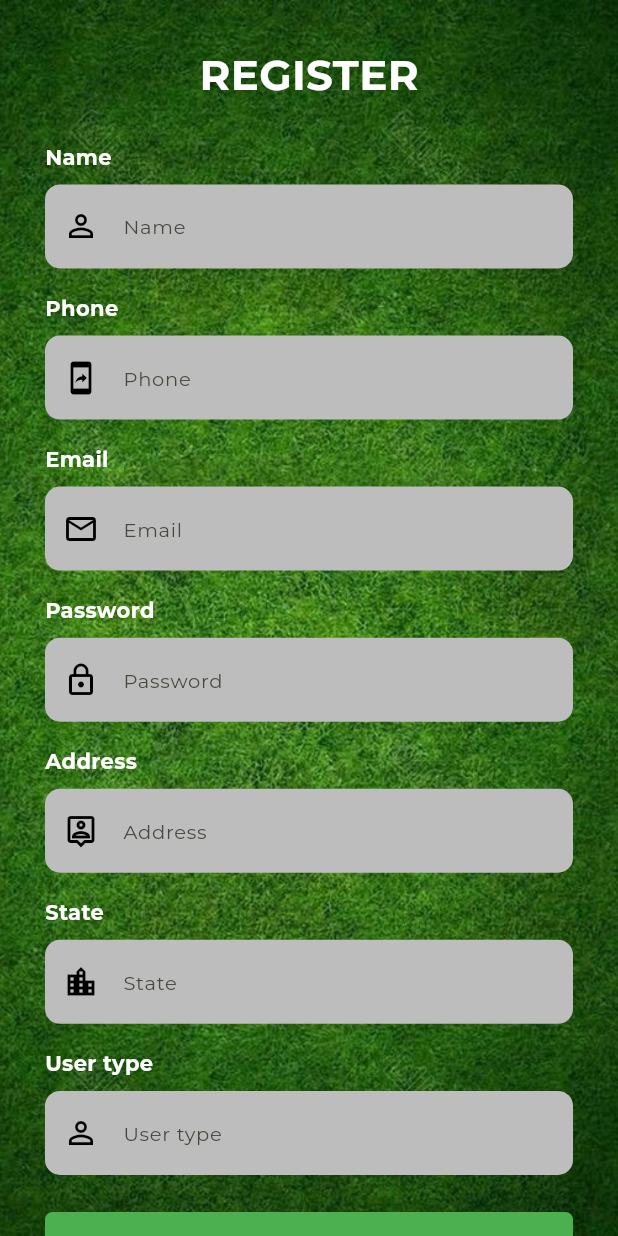
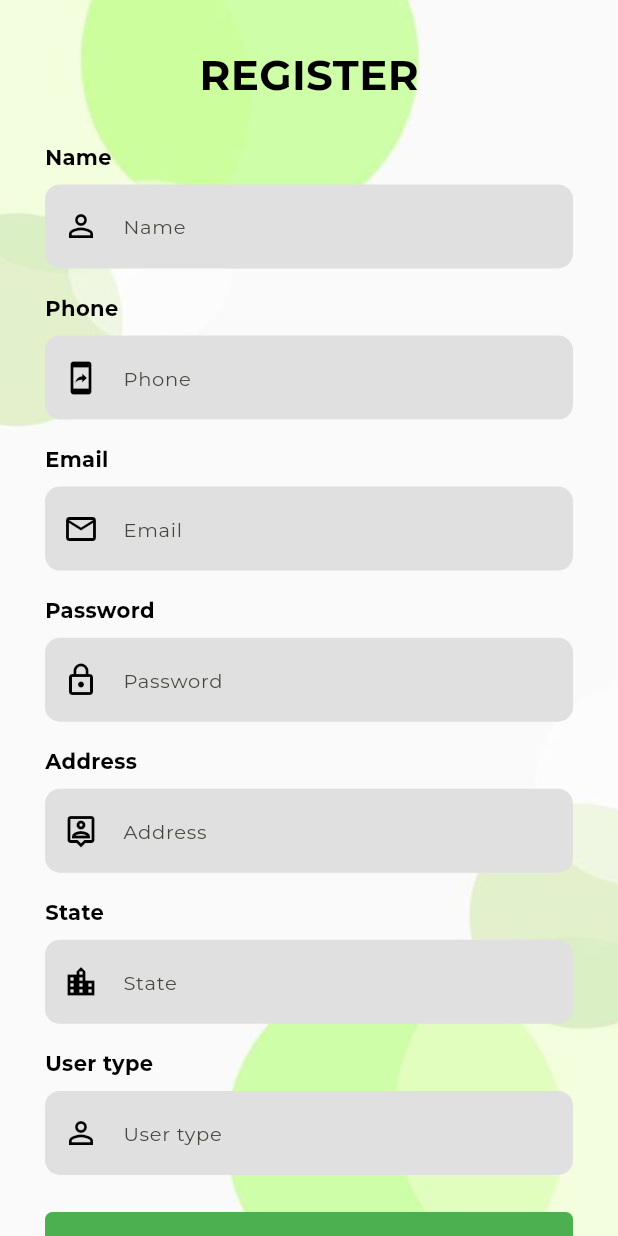
Before and after one commit to vishalseedor/local_famers_market, a Flutter app: the screen it shows after launch, after a tap on "Register", on a phone screen of 412 x 824 dp. Run offline on Flutter 3.47's test engine with Material 3 defaults, Android fonts, the light colour scheme and no system bars; our stand-ins replace animate_do, flutter_iconly, flutter_image_slideshow, get_storage, google_fonts, image_picker; missing offline and left inert: razorpay_flutter; accounts and stored records are empty; network calls fail.

Commit message:
new change

```diff
--- a/lib/screens/CartProvider/allcartwidget.dart
+++ b/lib/screens/CartProvider/allcartwidget.dart
@@ -68,6 +68,7 @@ class _AllCartWidgetState extends State<AllCartWidget> {
                     height: 70,
                     width: 70,
                   ),
+
                   Text(
                     widget.name,
                     style: const TextStyle(
@@ -75,10 +76,7 @@ class _AllCartWidgetState extends State<AllCartWidget> {
                     ),
                     maxLines: 2,
                   ),
-                  // Text(
-                  //   '${widget.quantity} pcs',
-                  //   style: const TextStyle(color: Colors.grey),
-                  // ),
+
 
                   Container(
                     height: 35,
--- a/lib/screens/CartScreen/globalsnackbar.dart
+++ b/lib/screens/CartScreen/globalsnackbar.dart
@@ -61,7 +61,7 @@ class ProductSnackBar {
       margin: const EdgeInsets.all(10),
       shape: RoundedRectangleBorder(borderRadius: BorderRadius.circular(10)),
       backgroundColor: greencolor,
-      duration: const Duration(milliseconds:4000),
+      duration: const Duration(milliseconds:1500),
       behavior: SnackBarBehavior.floating,
       // action: SnackBarAction(
       //   textColor: CustomColor.whitecolor,
--- a/lib/screens/LoginScreen/loginscreen.dart
+++ b/lib/screens/LoginScreen/loginscreen.dart
@@ -116,7 +116,7 @@ class _LoginScreenState extends State<LoginScreen> {
           body: Container(
             decoration: const BoxDecoration(
                 image: DecorationImage(
-                    image: AssetImage('assets/blurimage.jpg'),
+                    image: AssetImage('assets/bg.jpg'),
                     fit: BoxFit.cover)),
             child: Center(
               child: SingleChildScrollView(
@@ -141,7 +141,7 @@ class _LoginScreenState extends State<LoginScreen> {
                             style: TextStyle(
                                 fontSize: 28,
                                 fontWeight: FontWeight.bold,
-                                color: Colors.white),
+                                color: Colors.black),
                           ),
                         ),
                         SizedBox(
@@ -150,7 +150,7 @@ class _LoginScreenState extends State<LoginScreen> {
                         const Text(
                           'Phone',
                           style: TextStyle(
-                            color: Colors.white,
+                            color: Colors.black,
                             fontWeight: FontWeight.bold,
                           ),
                         ),
@@ -159,7 +159,7 @@ class _LoginScreenState extends State<LoginScreen> {
                           controller: phonecontroller,
                           keyboardType: TextInputType.phone,
                           decoration: InputDecoration(
-                              fillColor: Colors.grey[400],
+                              fillColor: Colors.grey[300],
                               filled: true,
                               prefixIcon: const Icon(
                                 Icons.phone_android_outlined,
@@ -184,7 +184,7 @@ class _LoginScreenState extends State<LoginScreen> {
                         const Text(
                           'Password',
                           style: TextStyle(
-                              color: Colors.white, fontWeight: FontWeight.bold),
+                              color: Colors.black, fontWeight: FontWeight.bold),
                         ),
                         SizedBox(height: size.height * 0.01),
                         TextFormField(
@@ -192,7 +192,7 @@ class _LoginScreenState extends State<LoginScreen> {
                           controller: passwordcontroller,
                           keyboardType: TextInputType.phone,
                           decoration: InputDecoration(
-                              fillColor: Colors.grey[400],
+                              fillColor: Colors.grey[300],
                               filled: true,
                               prefixIcon:
                               const Icon(Icons.lock_outline, color: Colors.black),
@@ -305,7 +305,7 @@ class _LoginScreenState extends State<LoginScreen> {
                               'Already have an account ?',
                               style: TextStyle(
                                   fontWeight: FontWeight.bold,
-                                  color: Colors.white),
+                                  color: Colors.black),
                             ),
                             TextButton(
                                 onPressed: () {
@@ -318,7 +318,7 @@ class _LoginScreenState extends State<LoginScreen> {
                                 child: Text(
                                   'Register',
                                   style: TextStyle(
-                                      color: Colors.greenAccent,
+                                      color: Colors.blue,
                                       fontWeight: FontWeight.bold),
                                 ))
                           ],
--- a/lib/screens/RegisterScreen/registerscreen.dart
+++ b/lib/screens/RegisterScreen/registerscreen.dart
@@ -88,7 +88,7 @@ String name,String phone,String email,String password,String address,String stat
       final size = MediaQuery.of(context).size;
     return Scaffold(
       body: Container(
-        decoration: const BoxDecoration(image: DecorationImage(image: AssetImage('assets/blurimage.jpg'),fit: BoxFit.cover)),
+        decoration: const BoxDecoration(image: DecorationImage(image: AssetImage('assets/bg.jpg'),fit: BoxFit.cover)),
        child: SingleChildScrollView
        (
          child: Padding(
@@ -104,7 +104,7 @@ String name,String phone,String email,String password,String address,String stat
                           child: Text(
                             'REGISTER',
                             style:
-                                TextStyle(fontSize: 28, fontWeight: FontWeight.bold,color: Colors.white),
+                                TextStyle(fontSize: 28, fontWeight: FontWeight.bold,color: Colors.black),
                           ),
                         ),
                         SizedBox(
@@ -113,7 +113,7 @@ String name,String phone,String email,String password,String address,String stat
                          const Text(
                           'Name',
                           style: TextStyle(
-                              color: Colors.white, fontWeight: FontWeight.bold,),
+                              color: Colors.black, fontWeight: FontWeight.bold,),
                         ),
                         SizedBox(height: size.height * 0.01),
                         TextFormField(
@@ -122,7 +122,7 @@ String name,String phone,String email,String password,String address,String stat
                           keyboardType: TextInputType.text,
                           decoration:  InputDecoration(
 
-                            fillColor: Colors.grey[400],
+                            fillColor: Colors.grey[300],
                             filled: true,
                             prefixIcon: const Icon(Icons.person_outline,color: Colors.black,),
                               // hintText: 'Enter Phone Number/Email ID/BN User Id',
@@ -139,14 +139,14 @@ String name,String phone,String email,String password,String address,String stat
                         const Text(
                           'Phone',
                           style: TextStyle(
-                              color: Colors.white, fontWeight: FontWeight.bold),
+                              color: Colors.black, fontWeight: FontWeight.bold),
                         ),
                         SizedBox(height: size.height * 0.01),
                         TextFormField(
                           controller: phonecontroller,
                           keyboardType: TextInputType.phone,
                           decoration:  InputDecoration(
-                             fillColor: Colors.grey[400],
+                             fillColor: Colors.grey[300],
                             filled: true,
                               prefixIcon: const Icon(Icons.mobile_screen_share_outlined,color:Colors.black),
                               hintText: 'Phone',
@@ -163,14 +163,14 @@ String name,String phone,String email,String password,String address,String stat
                         const Text(
                           'Email',
                           style: TextStyle(
-                              color: Colors.white, fontWeight: FontWeight.bold),
+                              color: Colors.black, fontWeight: FontWeight.bold),
                         ),
                         SizedBox(height: size.height * 0.01),
                         TextFormField(
                            controller: emailcontroller,
                           keyboardType: TextInputType.emailAddress,
                           decoration:  InputDecoration(
-                             fillColor: Colors.grey[400],
+                             fillColor: Colors.grey[300],
                             filled: true,
                               prefixIcon: const Icon(Icons.email_outlined,color:Colors.black),
                               // hintText: 'Enter Phone Number/Email ID/BN User Id',
@@ -187,14 +187,14 @@ String name,String phone,String email,String password,String address,String stat
                         const Text(
                           'Password',
                           style: TextStyle(
-                              color: Colors.white, fontWeight: FontWeight.bold),
+                              color: Colors.black, fontWeight: FontWeight.bold),
                         ),
                         SizedBox(height: size.height * 0.01),
                         TextFormField(
                          controller: passswordcontroller,
                           keyboardType: TextInputType.text,
                           decoration:  InputDecoration(
-                             fillColor: Colors.grey[400],
+                             fillColor: Colors.grey[300],
                             filled: true,
                               prefixIcon: const Icon(Icons.lock_outline,color:Colors.black),
                               // hintText: 'Enter Phone Number/Email ID/BN User Id',
@@ -211,14 +211,14 @@ String name,String phone,String email,String password,String address,String stat
                         const Text(
                           'Address',
                           style: TextStyle(
-                              color: Colors.white, fontWeight: FontWeight.bold),
+                              color: Colors.black, fontWeight: FontWeight.bold),
                         ),
                         SizedBox(height: size.height * 0.01),
                         TextFormField(
                            controller: addresscontroller,
                           keyboardType: TextInputType.text,
                           decoration:  InputDecoration(
-                             fillColor: Colors.grey[400],
+                             fillColor: Colors.grey[300],
                             filled: true,
                               prefixIcon: const Icon(Icons.location_history_outlined,color:Colors.black),
                               // hintText: 'Enter Phone Number/Email ID/BN User Id',
@@ -235,14 +235,14 @@ String name,String phone,String email,String password,String address,String stat
                         const Text(
                           'State',
                           style: TextStyle(
-                              color: Colors.white, fontWeight: FontWeight.bold),
+                              color: Colors.black, fontWeight: FontWeight.bold),
                         ),
                         SizedBox(height: size.height * 0.01),
                         TextFormField(
                           controller: statecontroller,
                           keyboardType: TextInputType.text,
                           decoration:  InputDecoration(
-                             fillColor: Colors.grey[400],
+                             fillColor: Colors.grey[300],
                             filled: true,
                               prefixIcon: const Icon(Icons.location_city_outlined,color:Colors.black),
                               // hintText: 'Enter Phone Number/Email ID/BN User Id',
@@ -259,14 +259,14 @@ String name,String phone,String email,String password,String address,String stat
                         const Text(
                           'User type',
                           style: TextStyle(
-                              color: Colors.white, fontWeight: FontWeight.bold),
+                              color: Colors.black, fontWeight: FontWeight.bold),
                         ),
                         SizedBox(height: size.height * 0.01),
                         TextFormField(
                           controller: usertypecontroller,
                           keyboardType: TextInputType.text,
                           decoration:  InputDecoration(
-                             fillColor: Colors.grey[400],
+                             fillColor: Colors.grey[300],
                             filled: true,
                               prefixIcon: const Icon(Icons.person_outline,color:Colors.black),
                               // hintText: 'Enter Phone Number/Email ID/BN User Id',
--- a/lib/screens/SupportScreen/feebackscreen.dart
+++ b/lib/screens/SupportScreen/feebackscreen.dart
@@ -18,15 +18,15 @@ class _OrderSuccessScreenState extends State<OrderSuccessScreen> {
         mainAxisAlignment: MainAxisAlignment.center,
         crossAxisAlignment: CrossAxisAlignment.center,
         children: [
-          Center(child: Image.asset('assets/jj.png',scale: 6,)),
+          Center(child: Image.asset('assets/order.png',scale: 1.8)),
           SizedBox(height: size.height*0.02,),
-          const Text('Order Placed Successfully',style: TextStyle(color: Colors.black,fontWeight: FontWeight.bold),),
+          const Text('Order Placed Successfully',style: TextStyle(color: Colors.black,fontWeight: FontWeight.w900,fontSize: 17 ),),
             SizedBox(height: size.height*0.02,),
           ElevatedButton(
             style: ElevatedButton.styleFrom(backgroundColor: greencolor,shape:RoundedRectangleBorder(borderRadius: BorderRadius.circular(5))),
             onPressed: (){
               Navigator.push(context,MaterialPageRoute(builder: (context)=>SideBottomNavigation()));
-            }, child: const Text('OK',style: TextStyle(color:Colors.white),))
+            }, child: const Text('OK',style: TextStyle(color:Colors.white,fontWeight: FontWeight.w900),))
         ],
       ),
     );
--- a/lib/screens/ViewProducts Provider/allproductwidgetscreen.dart
+++ b/lib/screens/ViewProducts Provider/allproductwidgetscreen.dart
@@ -38,7 +38,7 @@ class _AllProductWidgetState extends State<AllProductWidget> {
     final size = MediaQuery.of(context).size;
     final productapi = Provider.of<ProductProvider>(context, listen: false);
     final cartapi = Provider.of<CartProvider>(context, listen: false);
-    final userData = Provider.of<UserProvider>(context, listen: false);
+    final userData = Provider.of<UserProvider>(context,   listen: false);
     return InkWell(
       onTap: () {
         Navigator.of(context)
```
Also changed, not shown: lib/screens/ItemDetailsScreen/itemdetailsscreen.dart (+109 -31 lines), assets/bg.jpg (added), assets/order.png (added).
